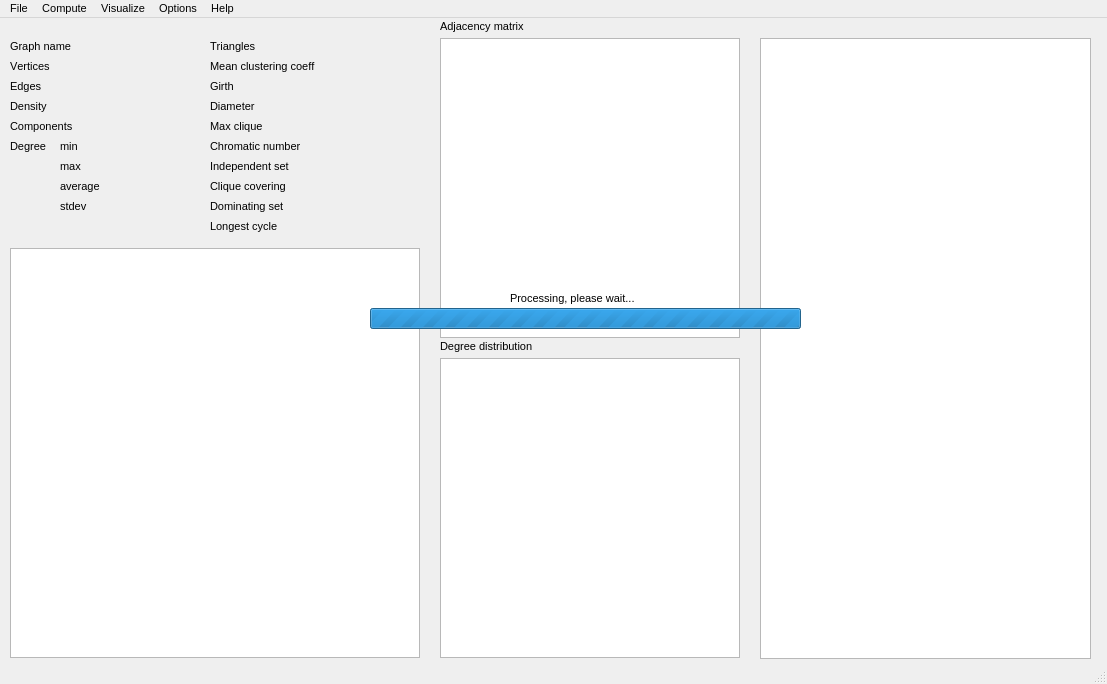
Above: GraphCombEx/mainwindow.ui from davidchalupa/GraphCombEx before the change. Below: the same form after it.
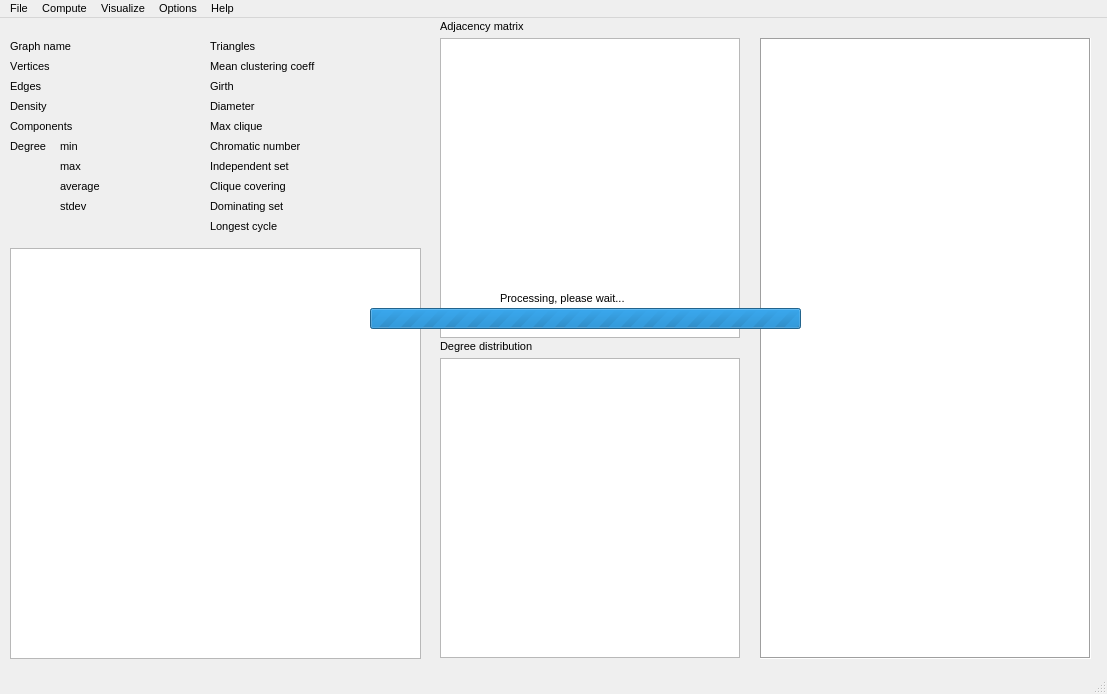
That is the form after the change.

Commit message: Default file extensions in dialogs and UI tweaks.

What changed in the file:
```diff
--- a/GraphCombEx/mainwindow.ui
+++ b/GraphCombEx/mainwindow.ui
@@ -7,19 +7,19 @@
     <x>0</x>
     <y>0</y>
     <width>1107</width>
-    <height>684</height>
+    <height>694</height>
    </rect>
   </property>
   <property name="minimumSize">
    <size>
     <width>1107</width>
-    <height>684</height>
+    <height>694</height>
    </size>
   </property>
   <property name="maximumSize">
    <size>
     <width>1107</width>
-    <height>684</height>
+    <height>694</height>
    </size>
   </property>
   <property name="font">
@@ -263,6 +263,18 @@
       <height>621</height>
      </rect>
     </property>
+    <property name="frameShape">
+     <enum>QFrame::Box</enum>
+    </property>
+    <property name="frameShadow">
+     <enum>QFrame::Sunken</enum>
+    </property>
+    <property name="lineWidth">
+     <number>1</number>
+    </property>
+    <property name="midLineWidth">
+     <number>0</number>
+    </property>
     <property name="html">
      <string>&lt;!DOCTYPE HTML PUBLIC &quot;-//W3C//DTD HTML 4.0//EN&quot; &quot;http://www.w3.org/TR/REC-html40/strict.dtd&quot;&gt;
 &lt;html&gt;&lt;head&gt;&lt;meta name=&quot;qrichtext&quot; content=&quot;1&quot; /&gt;&lt;style type=&quot;text/css&quot;&gt;
@@ -276,8 +288,8 @@
      <rect>
       <x>10</x>
       <y>230</y>
-      <width>410</width>
-      <height>410</height>
+      <width>411</width>
+      <height>411</height>
      </rect>
     </property>
    </widget>
@@ -505,9 +517,9 @@
    <widget class="QLabel" name="label_loading">
     <property name="geometry">
      <rect>
-      <x>510</x>
+      <x>500</x>
       <y>270</y>
-      <width>131</width>
+      <width>151</width>
       <height>21</height>
      </rect>
     </property>
```
Left out of the diff: 2 changed lines with no effect on the pictures. The commit also changes 1 other file.
